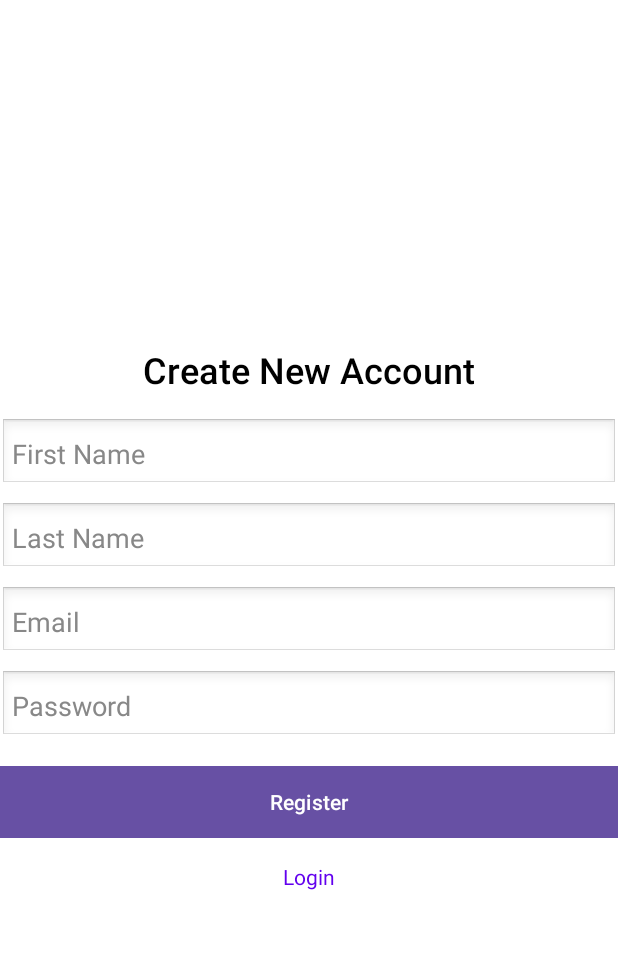
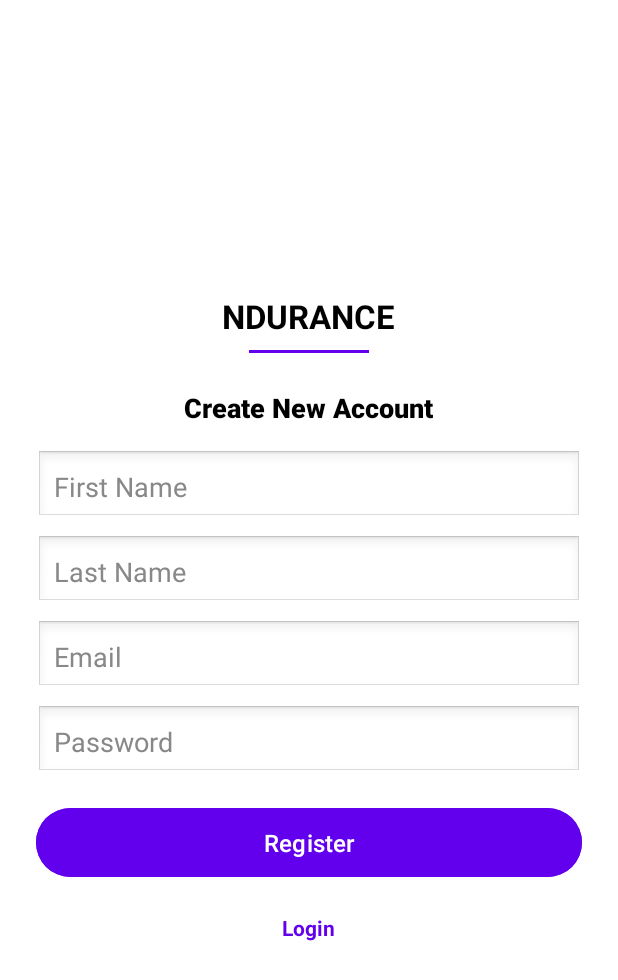
Before and after one commit to ManuraSanjula/NIBM-NDURANCE-CLOTHING, an Android app: the ActivityRegister screen opened directly, with no data from a screen before it, on a phone screen of 412 x 824 dp. Shown: the top 980 px of the screen. Run offline under Robolectric (Android 15) with nearby library versions, the phone set to English and light mode, and no system bars.

Commit message:
Thue 06 Feb 2025 : 07:55 1st Commit - Nilasi UI

```diff
--- a/MobileApp/app/src/main/res/layout/activity_register.xml
+++ b/MobileApp/app/src/main/res/layout/activity_register.xml
@@ -5,17 +5,38 @@
     android:layout_height="match_parent"
     android:orientation="vertical"
     android:gravity="center"
+    android:padding="24dp"
     android:background="#FFFFFF">
 
-    <!-- App Title -->
+    <!-- App Title with underline -->
+    <TextView
+        android:id="@+id/tvAppTitle"
+        android:layout_width="wrap_content"
+        android:layout_height="wrap_content"
+        android:text="NDURANCE"
+        android:textSize="22sp"
+        android:textStyle="bold"
+        android:textColor="#000000"
+        android:fontFamily="sans-serif"
+        android:paddingBottom="8dp" />
+
+    <View
+        android:layout_width="80dp"
+        android:layout_height="2dp"
+        android:background="#6200EE"
+        android:layout_marginBottom="24dp" />
+
+    <!-- Create New Account Title -->
     <TextView
         android:id="@+id/tvTitle"
         android:layout_width="wrap_content"
         android:layout_height="wrap_content"
         android:text="Create New Account"
-        android:textSize="24sp"
+        android:textSize="18sp"
+        android:textStyle="bold"
         android:textColor="#000000"
-        android:fontFamily="sans-serif-medium" />
+        android:fontFamily="sans-serif-medium"
+        android:layout_marginBottom="16dp" />
 
     <!-- First Name Field -->
     <EditText
@@ -23,11 +44,11 @@
         android:layout_width="match_parent"
         android:layout_height="wrap_content"
         android:hint="First Name"
-        android:padding="8dp"
+        android:padding="12dp"
         android:background="@android:drawable/edit_text"
         android:textColorHint="#888888"
         android:textColor="#000000"
-        android:layout_marginTop="16dp" />
+        android:layout_marginBottom="8dp" />
 
     <!-- Last Name Field -->
     <EditText
@@ -35,11 +56,11 @@
         android:layout_width="match_parent"
         android:layout_height="wrap_content"
         android:hint="Last Name"
-        android:padding="8dp"
+        android:padding="12dp"
         android:background="@android:drawable/edit_text"
         android:textColorHint="#888888"
         android:textColor="#000000"
-        android:layout_marginTop="8dp" />
+        android:layout_marginBottom="8dp" />
 
     <!-- Email Field -->
     <EditText
@@ -47,11 +68,11 @@
         android:layout_width="match_parent"
         android:layout_height="wrap_content"
         android:hint="Email"
-        android:padding="8dp"
+        android:padding="12dp"
         android:background="@android:drawable/edit_text"
         android:textColorHint="#888888"
         android:textColor="#000000"
-        android:layout_marginTop="8dp" />
+        android:layout_marginBottom="8dp" />
 
     <!-- Password Field -->
     <EditText
@@ -59,33 +80,36 @@
         android:layout_width="match_parent"
         android:layout_height="wrap_content"
         android:hint="Password"
-        android:padding="8dp"
+        android:padding="12dp"
         android:background="@android:drawable/edit_text"
         android:inputType="textPassword"
         android:textColorHint="#888888"
         android:textColor="#000000"
-        android:layout_marginTop="8dp" />
+        android:layout_marginBottom="16dp" />
 
     <!-- Register Button -->
     <Button
         android:id="@+id/btnRegister"
         android:layout_width="match_parent"
         android:layout_height="wrap_content"
-        android:padding="8dp"
+        android:padding="12dp"
         android:text="Register"
         android:textColor="#FFFFFF"
-        android:background="#6200EE"
+        android:backgroundTint="#6200EE"
+        android:textSize="16sp"
         android:fontFamily="sans-serif-medium"
-        android:layout_marginTop="16dp" />
+        android:layout_marginBottom="16dp" />
 
+    <!-- Login Text -->
     <TextView
         android:id="@+id/tvLogin"
         android:layout_width="wrap_content"
         android:layout_height="wrap_content"
         android:text="Login"
         android:textSize="14sp"
+        android:textStyle="bold"
         android:textColor="#6200EE"
-        android:layout_marginTop="16dp"
         android:clickable="true"
-        android:focusable="true" />
+        android:focusable="true"
+        android:layout_marginTop="4dp" />
 </LinearLayout>
```
Also changed, not shown: MobileApp/app/src/main/res/layout/activity_main.xml (+34 -15 lines).
